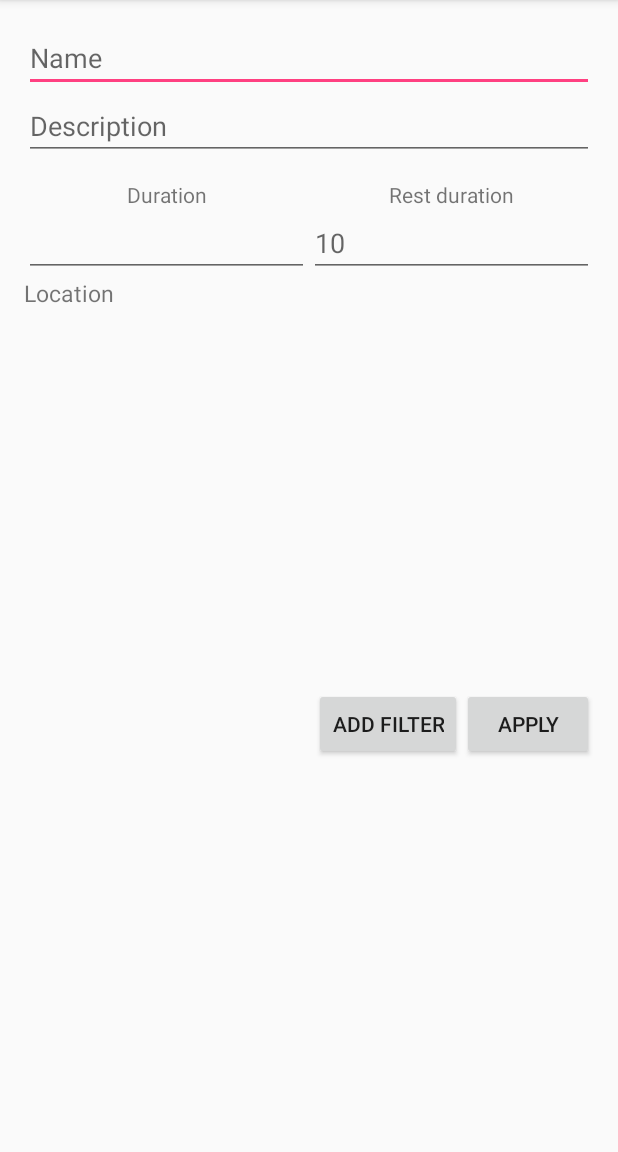
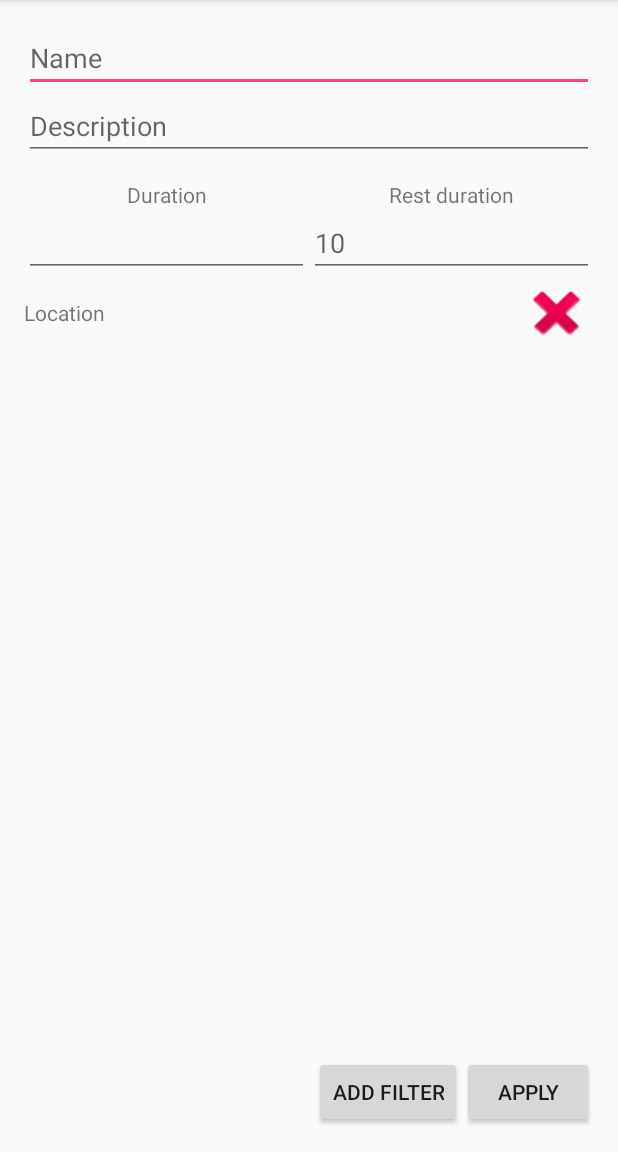
Before and after one commit to Ivan-Veselov/atum, an Android app: the TaskEditorActivity screen opened directly, with no data from a screen before it, on a phone screen of 412 x 824 dp, the part 84-1236 px from its top. Run offline under Robolectric (Android 15) with nearby library versions, the phone set to English and light mode, and no system bars.

Commit message:
Add clear location button to task editor activity.

```diff
--- a/app/src/main/java/ru/spbau/mit/atum/TaskEditorActivity.java
+++ b/app/src/main/java/ru/spbau/mit/atum/TaskEditorActivity.java
@@ -121,6 +121,11 @@ public class TaskEditorActivity extends AbstractFiltersHolderEditorActivity {
         }
     }
 
+    public void onClearLocationButtonClick(View view) {
+        chosenPlace = null;
+        placeTextView.setText("Location");
+    }
+
     @Override
     public void onActivityResult(int requestCode, int resultCode, Intent data) {
         super.onActivityResult(requestCode, resultCode, data);
--- a/app/src/main/res/layout/activity_fixed_task_editor.xml
+++ b/app/src/main/res/layout/activity_fixed_task_editor.xml
@@ -151,7 +151,7 @@
                 android:layout_weight="15"
                 android:layout_height="wrap_content"
                 android:onClick="onClearLocationButtonClick"
-                android:id="@+id/task_editor_clear_location_button"
+                android:id="@+id/fixed_task_editor_clear_location_button"
                 android:background="@android:drawable/ic_delete" />
 
         </LinearLayout>
--- a/app/src/main/res/layout/activity_task_editor.xml
+++ b/app/src/main/res/layout/activity_task_editor.xml
@@ -16,7 +16,7 @@
 
     <LinearLayout
         android:layout_width="match_parent"
-        android:layout_height="wrap_content"
+        android:layout_height="match_parent"
         android:orientation="vertical">
 
         <EditText
@@ -91,14 +91,29 @@
 
         </LinearLayout>
 
-        <TextView
-            android:text="Location"
-            android:layout_width="wrap_content"
+        <LinearLayout
+            android:layout_width="match_parent"
             android:layout_height="wrap_content"
-            android:id="@+id/task_editor_location_text"
-            android:clickable="true"
-            android:textSize="15sp"
-            android:onClick="onClickLocationButton" />
+            android:orientation="horizontal">
+
+            <TextView
+                android:text="Location"
+                android:layout_width="0dp"
+                android:layout_height="wrap_content"
+                android:id="@+id/task_editor_location_text"
+                android:clickable="true"
+                android:layout_weight="100"
+                android:onClick="onClickLocationButton" />
+
+            <Button
+                android:layout_width="0dp"
+                android:layout_weight="15"
+                android:layout_height="wrap_content"
+                android:onClick="onClearLocationButtonClick"
+                android:id="@+id/task_editor_clear_location_button"
+                android:background="@android:drawable/ic_delete" />
+
+        </LinearLayout>
 
         <Space
             android:layout_width="match_parent"
@@ -109,10 +124,12 @@
             android:id="@+id/task_editor_filter_list"
             android:headerDividersEnabled="false"
             android:footerDividersEnabled="false"
-            android:layout_height="230dp" />
+            android:layout_height="0dp"
+            android:layout_weight="40"/>
 
         <RelativeLayout
             android:layout_width="match_parent"
+            android:layout_gravity="bottom"
             android:layout_height="59dp">
 
             <Button
```
